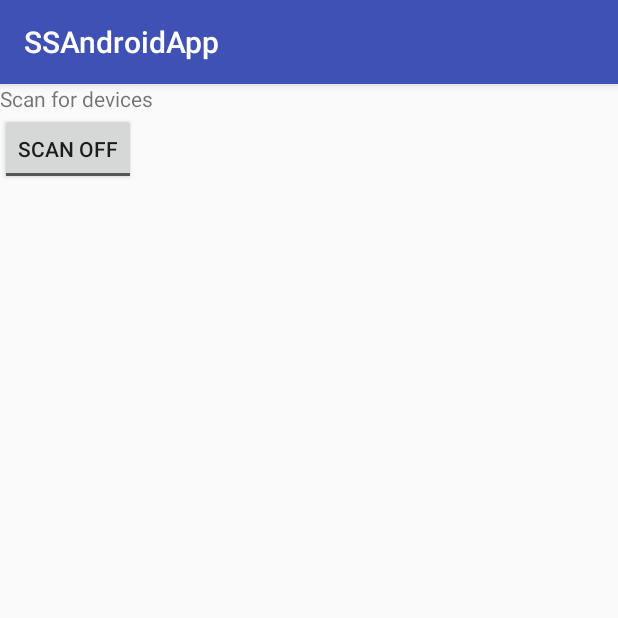
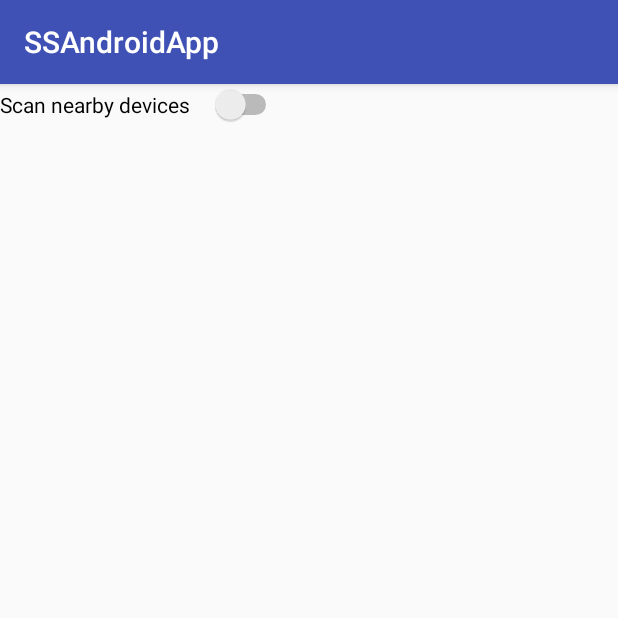
Before and after one commit to nuno-v-santos/S.A.T.A.N, an Android app: the BluetoothActivity screen opened directly, with no data from a screen before it, on a phone screen of 412 x 824 dp, the top half of it. Run offline under Robolectric (Android 15) with nearby library versions, the phone set to English and light mode, and no system bars.

Commit message:
Bluetooth connection added. Fixed bugs with scan.

```diff
--- a/Android/app/src/main/java/pt/ulisboa/tecnico/sirs/ssandroidapp/BluetoothActivity.java
+++ b/Android/app/src/main/java/pt/ulisboa/tecnico/sirs/ssandroidapp/BluetoothActivity.java
@@ -3,6 +3,7 @@ package pt.ulisboa.tecnico.sirs.ssandroidapp;
 import android.app.AlertDialog;
 import android.bluetooth.BluetoothAdapter;
 import android.bluetooth.BluetoothDevice;
+import android.bluetooth.BluetoothSocket;
 import android.content.BroadcastReceiver;
 import android.content.Context;
 import android.content.DialogInterface;
@@ -10,20 +11,26 @@ import android.content.Intent;
 import android.content.IntentFilter;
 import android.os.Bundle;
 import android.support.v7.app.AppCompatActivity;
+import android.util.Log;
 import android.view.View;
+import android.widget.AdapterView;
 import android.widget.ArrayAdapter;
 import android.widget.CompoundButton;
 import android.widget.ListView;
-import android.widget.TextView;
-import android.widget.ToggleButton;
+import android.widget.Switch;
 
+import java.io.IOException;
 import java.util.ArrayList;
-import java.util.Set;
+import java.util.UUID;
 
 public class BluetoothActivity extends AppCompatActivity {
 
-    ArrayList<String> devices = new ArrayList<String>();
+    ArrayList<BluetoothDevice> devices = new ArrayList<BluetoothDevice>();
+    ArrayList<String> devices_description = new ArrayList<String>();
     ArrayAdapter<String> adapter;
+    BluetoothDevice chosen_device;
+    BluetoothSocket btSocket;
+    BluetoothAdapter mBluetoothAdapter;
 
     @Override
     protected void onCreate(Bundle savedInstanceState) {
@@ -32,12 +39,13 @@ public class BluetoothActivity extends AppCompatActivity {
 
         ListView list = (ListView) findViewById(R.id.devices_list);
 
-        adapter = new ArrayAdapter<String>(this, android.R.layout.simple_spinner_item, devices);
+        adapter = new ArrayAdapter<String>(this, android.R.layout.simple_selectable_list_item, devices_description);
         list.setAdapter(adapter);
 
-        final BluetoothAdapter mBluetoothAdapter = BluetoothAdapter.getDefaultAdapter();
+        mBluetoothAdapter = BluetoothAdapter.getDefaultAdapter();
+
+        //if the device doesnt have bluetooth
         if (mBluetoothAdapter == null) {
-            //if the device doesnt have bluetooth
             new AlertDialog.Builder(this)
                     .setTitle("Not compatible")
                     .setMessage("Your phone does not support Bluetooth")
@@ -51,24 +59,35 @@ public class BluetoothActivity extends AppCompatActivity {
         }
 
         int REQUEST_ENABLE_BT = 1;
+        //If bluetooth is not enabled, request to enable
         if (!mBluetoothAdapter.isEnabled()) {
             Intent enableBtIntent = new Intent(BluetoothAdapter.ACTION_REQUEST_ENABLE);
             startActivityForResult(enableBtIntent, REQUEST_ENABLE_BT);
         }
 
+        //if the user doesnt enable the bluetooth
         if (REQUEST_ENABLE_BT == 0){
-            //if the user doesnt enable the bluetooth
             Intent intent = new Intent(this, MainActivity.class);
             startActivity(intent);
         }
 
-        ToggleButton scan = (ToggleButton) findViewById(R.id.scan_button);
+        //set listener for the scan button
+        Switch scan = (Switch) findViewById(R.id.scan_button);
         scan.setOnCheckedChangeListener(new CompoundButton.OnCheckedChangeListener() {
             public void onCheckedChanged(CompoundButton buttonView, boolean isChecked) {
             IntentFilter filter = new IntentFilter(BluetoothDevice.ACTION_FOUND);
             if (isChecked) {
                 adapter.clear();
+                //add the already paired devices
+                for (BluetoothDevice device : mBluetoothAdapter.getBondedDevices()) {
+                    if (!devices.contains(device)) {
+                        devices.add(device);
+                        devices_description.add(device.getName() + " at " + device.getAddress());
+                        adapter.notifyDataSetChanged();
+                    }
+                }
                 registerReceiver(mReceiver, filter);
+                //find new devices
                 mBluetoothAdapter.startDiscovery();
             } else {
                 unregisterReceiver(mReceiver);
@@ -76,9 +95,32 @@ public class BluetoothActivity extends AppCompatActivity {
             }
             }
         });
+
+        //set listener for the items in the list of devices
+        list.setOnItemClickListener(new AdapterView.OnItemClickListener(){
+            @Override
+            public void onItemClick(AdapterView<?> adapter,View v, int position, long id){
+                String clickedDevice = (String) adapter.getItemAtPosition(position);
+                for (BluetoothDevice d : devices){
+                    if (d.getName().equals(clickedDevice.split(" ")[0])) {
+                        chosen_device = d;
+                        break;
+                    }
+                }
+                boolean connected = connect();  //try to connect to chosen device
+                if (connected) {
+                    Intent intent = new Intent(getBaseContext(), QRScannerActivity.class);
+                    startActivity(intent);
+                } else {
+                    Intent intent = new Intent(getBaseContext(), MainActivity.class);
+                    startActivity(intent);
+                }
+            }
+        });
+
     }
 
-    // Create a BroadcastReceiver for ACTION_FOUND
+    //This discovers the devices nearby
     private final BroadcastReceiver mReceiver = new BroadcastReceiver() {
         public void onReceive(Context context, Intent intent) {
         String action = intent.getAction();
@@ -86,19 +128,54 @@ public class BluetoothActivity extends AppCompatActivity {
         if (BluetoothDevice.ACTION_FOUND.equals(action)) {
             // Get the BluetoothDevice object from the Intent
             BluetoothDevice device = intent.getParcelableExtra(BluetoothDevice.EXTRA_DEVICE);
-                // Add the name and address to an array adapter to show in a ListView
-                String device_description = device.getName() + " at " + device.getAddress();
-                if (!devices.contains(device_description)) {
-                    devices.add(device_description);
+            if (!devices.contains(device)) {
+                devices.add(device);
+                devices_description.add(device.getName() + " at " + device.getAddress());
                 adapter.notifyDataSetChanged();
             }
         }
         }
     };
 
-    public void changeNextActivity(View view) {
-        //for now the activity after the bluetooth is the main
-        Intent intent = new Intent(this, MainActivity.class);
-        startActivity(intent);
+    public boolean connect(){
+        try {
+            //create socket
+            btSocket = chosen_device.createRfcommSocketToServiceRecord(UUID.fromString("94f39d29-7d6d-437d-973b-fba39e49d4ee"));
+        } catch (IOException e) {
+            Log.d("Socket_Creation","Could not create socket.");
+            return false;
+        }
+
+        try {
+            btSocket.connect();
+        } catch(IOException e) {
+            Log.d("Connection_Failed","Could not connect to device.");
+            try {
+                btSocket.close();
+                return false;
+            } catch(IOException close) {
+                Log.d("Failed_Close", "Could not close connection");
+                return false;
             }
         }
+
+        //Code to test connection
+        /*
+        try {
+            btSocket.getOutputStream().write("City of stars".getBytes());
+        } catch (IOException e) {
+            Log.d("Failed_Write", "Could not write to socket.");
+            return false;
+        }
+        try {
+            byte[] buffer = new byte[1024];
+            int bytes = btSocket.getInputStream().read(buffer);
+            String readMessage = new String(buffer, 0, bytes);
+            Log.d("Thomas message", readMessage);
+        } catch (IOException e) {
+            Log.d("Failed_Read", "Could not read from socket.");
+            return false;
+        }*/
+        return true;
+    }
+}
--- a/Android/app/src/main/res/layout/content_bluetooth.xml
+++ b/Android/app/src/main/res/layout/content_bluetooth.xml
@@ -9,18 +9,11 @@
     tools:context="pt.ulisboa.tecnico.sirs.ssandroidapp.BluetoothActivity"
     tools:showIn="@layout/activity_bluetooth">
 
-    <TextView
-        android:id="@+id/textbox1"
-        android:layout_width="wrap_content"
-        android:layout_height="wrap_content"
-        android:text="Scan for devices" />
-
-    <ToggleButton
+    <Switch
         android:id="@+id/scan_button"
         android:layout_width="wrap_content"
         android:layout_height="wrap_content"
-        android:textOff="Scan Off"
-        android:textOn="Scan On" />
+        android:text="Scan nearby devices    " />
 
     <ListView
         android:id="@+id/devices_list"
```
Lines whose indentation alone changed are shown as unchanged.
